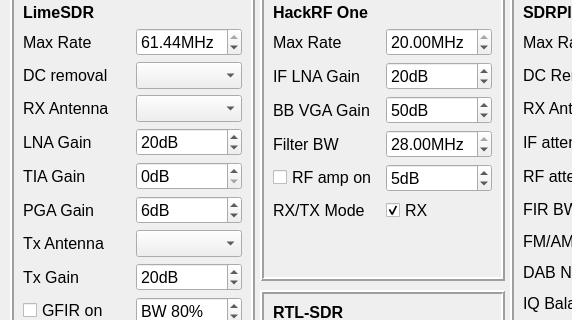
First picture: the form in src/modules/sdr.ui, repository g4ixt/QtTinySA, before the edit; both pictures show x 0 to 572 and y 250 to 570 of the 1024 by 768 pixel window.
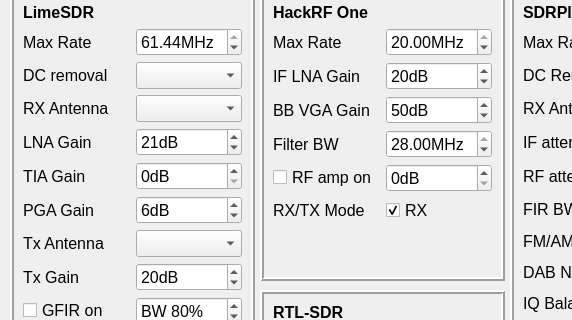
Second picture: the form after the edit.

```diff
--- a/src/modules/sdr.ui
+++ b/src/modules/sdr.ui
@@ -173,7 +173,7 @@
        <number>14</number>
       </property>
       <property name="value">
-       <number>5</number>
+       <number>0</number>
       </property>
      </widget>
     </item>
@@ -508,7 +508,7 @@
        <number>30</number>
       </property>
       <property name="value">
-       <number>20</number>
+       <number>21</number>
       </property>
      </widget>
     </item>
```
Left out of the diff: 21 changed lines with no effect on the pictures.
